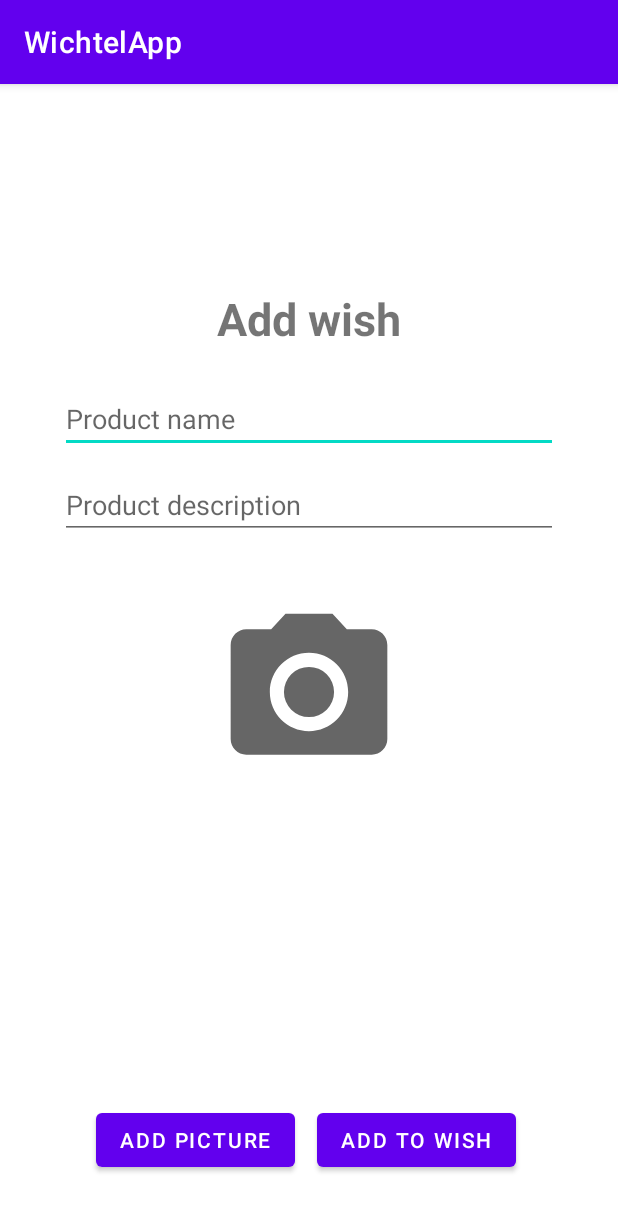
After one commit to svwet/wichtelapp, an Android app: the fragment AddItemToWishlistFragment shown on its own in the app's theme, on a phone screen of 412 x 824 dp. The commit adds this screen. Shown: the top 1211 px of the screen. Run offline under Robolectric (Android 15) with nearby library versions, the phone set to English and light mode, and no system bars; our stand-ins replace Firebase (no records; nobody signed in at launch, a user with empty details on screens opened directly).

Commit message:
Add fragment_add_item_to_wishlist.xml -implement Camera and Gallery function

```diff
--- a/app/src/main/AndroidManifest.xml
+++ b/app/src/main/AndroidManifest.xml
@@ -3,6 +3,10 @@
     xmlns:tools="http://schemas.android.com/tools"
     package="ch.appbrew.wichtelapp">
 
+    <uses-permission android:name="android.permission.CAMERA"/>
+    <uses-feature android:name="android.hardware.camera"/>
+    <uses-feature android:name="android.hardware.camera.autofocus"/>
+    <uses-permission android:name="android.permission.WRITE_EXTERNAL_STORAGE"/>
     <uses-permission android:name="android.permission.INTERNET" />
 
     <application
--- /dev/null
+++ b/app/src/main/java/ch/appbrew/wichtelapp/AddItemToWishlistFragment.java
@@ -0,0 +1,214 @@
+package ch.appbrew.wichtelapp;
+
+import android.app.AlertDialog;
+import android.content.DialogInterface;
+import android.content.Intent;
+import android.database.Cursor;
+import android.graphics.Bitmap;
+import android.graphics.BitmapFactory;
+import android.net.Uri;
+import android.os.Bundle;
+import android.content.Context;
+
+import androidx.fragment.app.Fragment;
+
+import android.os.Environment;
+import android.provider.MediaStore;
+import android.util.Log;
+import android.view.LayoutInflater;
+import android.view.Menu;
+import android.view.MenuInflater;
+import android.view.View;
+import android.view.ViewGroup;
+import android.widget.Button;
+import android.widget.CursorAdapter;
+import android.widget.EditText;
+import android.widget.ImageView;
+
+
+import com.google.firebase.auth.FirebaseAuth;
+import com.google.firebase.firestore.FirebaseFirestore;
+
+import java.io.File;
+import java.io.FileNotFoundException;
+import java.io.FileOutputStream;
+import java.io.IOException;
+import java.io.OutputStream;
+import java.util.ArrayList;
+import java.util.Map;
+
+import static android.app.Activity.RESULT_OK;
+
+/**
+ * A simple {@link Fragment} subclass.
+ * Use the {@link AddItemToWishlistFragment#newInstance} factory method to
+ * create an instance of this fragment.
+ */
+public class AddItemToWishlistFragment extends Fragment {
+
+    private ArrayList<MyWishListItem>addItem;
+
+
+    private EditText editProductName;
+    private EditText editProductDescr;
+
+    // TODO: Rename parameter arguments, choose names that match
+    // the fragment initialization parameters, e.g. ARG_ITEM_NUMBER
+    private static final String ARG_PARAM1 = "param1";
+    private static final String ARG_PARAM2 = "param2";
+
+    // TODO: Rename and change types of parameters
+    private String mParam1;
+    private String mParam2;
+
+    private ImageView viewImage;
+    private Button addSnap;
+    private Button addToList;
+
+    private FirebaseAuth auth;
+    private FirebaseFirestore database;
+
+    public AddItemToWishlistFragment() {
+        // Required empty public constructor
+    }
+
+    /**
+     * Use this factory method to create a new instance of
+     * this fragment using the provided parameters.
+     *
+     * @param param1 Parameter 1.
+     * @param param2 Parameter 2.
+     * @return A new instance of fragment AddItemToWishlist.
+     */
+    // TODO: Rename and change types and number of parameters
+    public static AddItemToWishlistFragment newInstance(String param1, String param2) {
+        AddItemToWishlistFragment fragment = new AddItemToWishlistFragment();
+        Bundle args = new Bundle();
+        args.putString(ARG_PARAM1, param1);
+        args.putString(ARG_PARAM2, param2);
+        fragment.setArguments(args);
+        return fragment;
+    }
+
+    @Override
+    public void onCreate(Bundle savedInstanceState) {
+        super.onCreate(savedInstanceState);
+        if (getArguments() != null) {
+            mParam1 = getArguments().getString(ARG_PARAM1);
+            mParam2 = getArguments().getString(ARG_PARAM2);
+        }
+    }
+
+    @Override
+    public View onCreateView(LayoutInflater inflater, ViewGroup container,
+                             Bundle savedInstanceState) {
+        // Inflate the layout for this fragment
+        View view = inflater.inflate(R.layout.fragment_add_item_to_wishlist,
+                container, false);
+
+        setButton(view);
+        return view;
+    }
+
+    public void setButton (View view){
+        addToList = view.findViewById(R.id.btnInsertPic);
+        addSnap = view.findViewById(R.id.btnTakeSnap);
+
+        addSnap.setOnClickListener(new View.OnClickListener(){
+            @Override
+            public void onClick(View v){
+                selectImage();
+            }
+
+        });
+
+    }
+//    @Override
+//    public boolean onCreateOptionMenu(Menu menu){
+//
+//        getMenuInflater().inflate(R.menu.main ,menu);
+//        return true;
+//    }
+    private void selectImage(){
+        final CharSequence[] options = { "Take Photo", "Choose from Gallery", "Cancel"};
+        AlertDialog.Builder builder = new AlertDialog.Builder(getActivity());
+        builder.setTitle("Add Photo");
+        builder.setItems(options, new DialogInterface.OnClickListener() {
+            @Override
+            public void onClick(DialogInterface dialog, int item) {
+                if (options[item].equals("Take Photo")){
+                    Intent intent = new Intent(MediaStore.ACTION_IMAGE_CAPTURE);
+                    File f = new File(android.os.Environment.getExternalStorageDirectory(), "temp.jpg");
+                    startActivityForResult(intent,2);
+                }
+                else if(options[item].equals("Cancel")){
+                    dialog.dismiss();
+                }
+            }
+        });
+        builder.show();
+    }
+    @Override
+    public void onActivityResult(int requestCode, int resultCode, Intent data){
+        super.onActivityResult(requestCode, resultCode, data);
+        if(requestCode == RESULT_OK){
+            if (requestCode == 1){
+                File f = new File(Environment.getExternalStorageDirectory().toString());
+                for(File temp : f.listFiles()){
+                    if (temp.getName().equals("temp.jpg")){
+                        f = temp;
+                        break;
+                    }
+                }
+                try {
+                    Bitmap bitmap;
+                    BitmapFactory.Options bitmapOptions = new BitmapFactory.Options();
+                    bitmap = BitmapFactory.decodeFile(f.getAbsolutePath(), bitmapOptions);
+                    viewImage.setImageBitmap(bitmap);
+                    String path = android.os.Environment.getExternalStorageDirectory()
+                            + File.separator
+                            + "Phoenix" + File.separator + "default";
+                    f.delete();
+                    OutputStream outFile = null;
+                    File file = new File ( path, String.valueOf(System.currentTimeMillis())+ ".jpg");
+                    try {
+                        outFile = new FileOutputStream(file);
+                        bitmap.compress(Bitmap.CompressFormat.JPEG, 85, outFile);
+                        outFile.flush();
+                        outFile.close();
+
+                    } catch (FileNotFoundException e){
+                        e.printStackTrace();
+                    } catch (IOException e){
+                        e.printStackTrace();
+                    } catch (Exception e){
+                        e.printStackTrace();
+                    }
+                } catch (Exception e){
+                    e.printStackTrace();
+                }
+
+            }
+            else if(requestCode == 2){
+                Uri selectImage = data.getData();
+                String[] filePath = {MediaStore.Images.Media.DATA};
+                Cursor c = getActivity().getContentResolver().query(selectImage,filePath, null, null, null);
+                c.moveToFirst();
+                int columnIndex = c.getColumnIndex(filePath[0]);
+                String picturePath = c.getString(columnIndex);
+                c.close();
+                Bitmap thumbnail = (BitmapFactory.decodeFile(picturePath));
+                Log.w("path of image from gallery......******************.........",picturePath + "");
+                viewImage.setImageBitmap(thumbnail);
+
+            }
+        }
+    }
+
+    public void pushFirebase(){
+        auth = FirebaseAuth.getInstance();
+        database = FirebaseFirestore.getInstance();
+        auth.getCurrentUser();
+    }
+
+}
--- /dev/null
+++ b/app/src/main/res/drawable/ic_camera.xml
@@ -0,0 +1,13 @@
+<vector xmlns:android="http://schemas.android.com/apk/res/android"
+    android:width="24dp"
+    android:height="24dp"
+    android:viewportWidth="24"
+    android:viewportHeight="24"
+    android:tint="?attr/colorControlNormal">
+  <path
+      android:fillColor="@android:color/white"
+      android:pathData="M12,12m-3.2,0a3.2,3.2 0,1 1,6.4 0a3.2,3.2 0,1 1,-6.4 0"/>
+  <path
+      android:fillColor="@android:color/white"
+      android:pathData="M9,2L7.17,4L4,4c-1.1,0 -2,0.9 -2,2v12c0,1.1 0.9,2 2,2h16c1.1,0 2,-0.9 2,-2L22,6c0,-1.1 -0.9,-2 -2,-2h-3.17L15,2L9,2zM12,17c-2.76,0 -5,-2.24 -5,-5s2.24,-5 5,-5 5,2.24 5,5 -2.24,5 -5,5z"/>
+</vector>
--- /dev/null
+++ b/app/src/main/res/layout/fragment_add_item_to_wishlist.xml
@@ -0,0 +1,93 @@
+<?xml version="1.0" encoding="utf-8"?>
+<androidx.constraintlayout.widget.ConstraintLayout xmlns:android="http://schemas.android.com/apk/res/android"
+    xmlns:app="http://schemas.android.com/apk/res-auto"
+    xmlns:tools="http://schemas.android.com/tools"
+    android:id="@+id/addItemMain"
+    android:layout_width="match_parent"
+    android:layout_height="match_parent"
+    tools:context=".AddItemToWishlistFragment">
+
+
+    <TextView
+        android:id="@+id/textView4"
+        android:layout_width="match_parent"
+        android:layout_height="wrap_content"
+        android:layout_marginTop="136dp"
+        android:gravity="center"
+        android:text="Add wish"
+        android:textSize="30sp"
+        android:textStyle="bold"
+        app:layout_constraintEnd_toEndOf="parent"
+        app:layout_constraintHorizontal_bias="0.0"
+        app:layout_constraintStart_toStartOf="parent"
+        app:layout_constraintTop_toTopOf="parent" />
+
+    <EditText
+        android:id="@+id/insProductName"
+        android:layout_width="match_parent"
+        android:layout_height="wrap_content"
+        android:layout_marginStart="40dp"
+        android:layout_marginTop="24dp"
+        android:layout_marginEnd="40dp"
+        android:autofillHints="Product name"
+        android:hint="Product name"
+        android:inputType="textMultiLine"
+        app:layout_constraintEnd_toEndOf="parent"
+        app:layout_constraintHorizontal_bias="0.0"
+        app:layout_constraintStart_toStartOf="parent"
+        app:layout_constraintTop_toBottomOf="@+id/textView4" />
+
+    <EditText
+        android:id="@+id/insProductDescription"
+        android:layout_width="match_parent"
+        android:layout_height="wrap_content"
+        android:layout_marginStart="40dp"
+        android:layout_marginTop="12dp"
+        android:layout_marginEnd="40dp"
+        android:autofillHints="Product description"
+        android:hint="Product description"
+        android:inputType="textMultiLine"
+        app:layout_constraintEnd_toEndOf="parent"
+        app:layout_constraintHorizontal_bias="0.0"
+        app:layout_constraintStart_toStartOf="parent"
+        app:layout_constraintTop_toBottomOf="@+id/insProductName" />
+
+    <ImageView
+        android:id="@+id/viewImage"
+        android:layout_width="125dp"
+        android:layout_height="125dp"
+        android:src="@drawable/ic_camera"
+        app:layout_constraintBottom_toBottomOf="parent"
+        app:layout_constraintEnd_toEndOf="parent"
+        app:layout_constraintStart_toStartOf="parent"
+        app:layout_constraintTop_toBottomOf="@+id/insProductDescription"
+        app:layout_constraintVertical_bias="0.115" />
+
+    <Button
+        android:id="@+id/btnTakeSnap"
+        android:layout_width="wrap_content"
+        android:layout_height="wrap_content"
+        android:layout_alignParentStart="true"
+        android:layout_alignParentBottom="true"
+        android:layout_marginStart="64dp"
+        android:layout_marginBottom="40dp"
+        android:text="add picture"
+        app:layout_constraintBottom_toBottomOf="parent"
+        app:layout_constraintStart_toStartOf="parent" />
+
+    <Button
+        android:id="@+id/btnInsertPic"
+        android:layout_width="wrap_content"
+        android:layout_height="wrap_content"
+        android:layout_alignParentStart="true"
+        android:layout_alignParentBottom="true"
+        android:layout_marginEnd="68dp"
+        android:layout_marginBottom="40dp"
+        android:text="Add to wish"
+        app:layout_constraintBottom_toBottomOf="parent"
+        app:layout_constraintEnd_toEndOf="parent"
+        app:layout_constraintTop_toBottomOf="@+id/viewImage"
+        app:layout_constraintVertical_bias="1.0" />
+
+
+</androidx.constraintlayout.widget.ConstraintLayout>
--- a/app/src/main/res/layout/fragment_meine_wunschliste.xml
+++ b/app/src/main/res/layout/fragment_meine_wunschliste.xml
@@ -11,10 +11,10 @@
         android:id="@+id/recyclerView"
         android:layout_width="match_parent"
         android:layout_height="match_parent"
-        android:layout_marginBottom="100dp"
         android:background="@android:color/darker_gray"
         android:padding="4dp"
-        android:scrollbars="vertical" />
+        android:scrollbars="vertical"
+        app:layout_constraintBottom_toBottomOf="parent" />
 
     <Button
         android:id="@+id/button_insert"
@@ -28,4 +28,6 @@
         app:layout_constraintEnd_toEndOf="parent"
         app:layout_constraintHorizontal_bias="0.498"
         app:layout_constraintStart_toStartOf="parent" />
+
+
 </androidx.constraintlayout.widget.ConstraintLayout>
```
Also changed, not shown: app/src/main/java/ch/appbrew/wichtelapp/MyWishListActivity.java (deleted, +0 -88 lines), app/src/main/java/ch/appbrew/wichtelapp/MyWishListAdapter.java (+9 -13 lines), app/src/main/java/ch/appbrew/wichtelapp/MyWishlistFragment.java (+20 -5 lines), app/src/main/res/layout/mywishlist_item.xml (+7 -12 lines), app/src/main/res/navigation/nav_graph.xml (+11 -2 lines).
